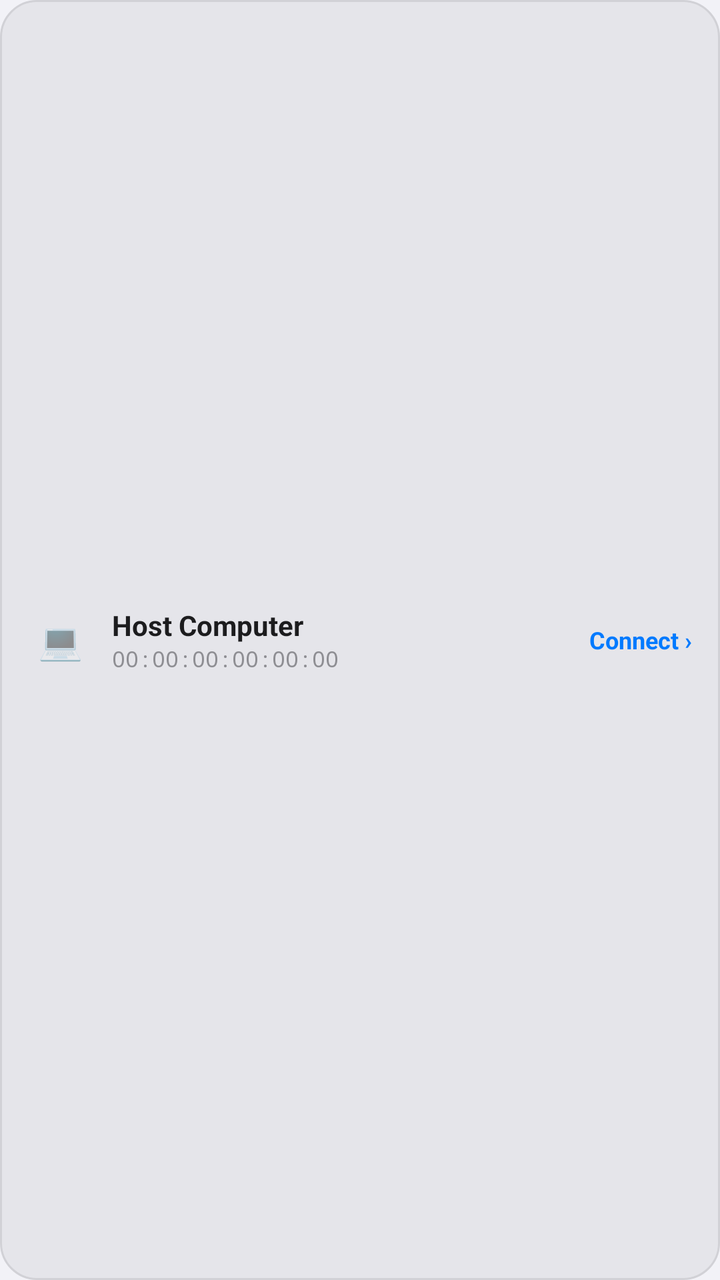
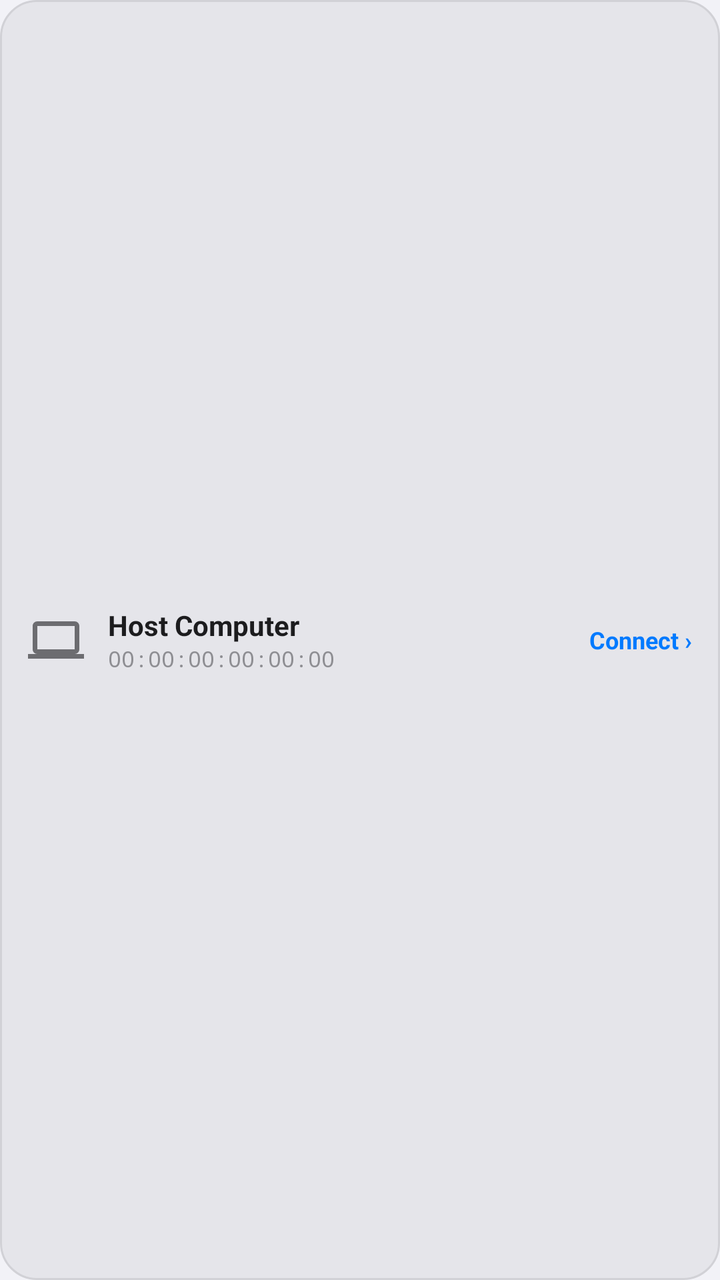

Compare the two renders of this Android layout. The source of the first and the diff that turns it into the second are given below.
<!-- AndroidManifest.xml: application theme Theme.AirControl -->
<!-- res/layout/item_paired_device.xml -->
<?xml version="1.0" encoding="utf-8"?>
<LinearLayout xmlns:android="http://schemas.android.com/apk/res/android"
    android:id="@+id/rowDeviceRoot"
    android:layout_width="match_parent"
    android:layout_height="wrap_content"
    android:minHeight="58dp"
    android:orientation="horizontal"
    android:gravity="center_vertical"
    android:background="@drawable/bg_apple_btn_secondary"
    android:paddingHorizontal="14dp"
    android:paddingVertical="10dp"
    android:layout_marginBottom="8dp"
    android:clickable="true"
    android:focusable="true">

    
    <TextView
        android:id="@+id/tvDeviceIcon"
        android:layout_width="32dp"
        android:layout_height="32dp"
        android:gravity="center"
        android:text="💻"
        android:textSize="18sp"
        android:layout_marginEnd="10dp" />

    
    <LinearLayout
        android:layout_width="0dp"
        android:layout_height="wrap_content"
        android:layout_weight="1"
        android:orientation="vertical">

        <TextView
            android:id="@+id/tvDeviceName"
            android:layout_width="wrap_content"
            android:layout_height="wrap_content"
            android:text="Host Computer"
            android:textColor="@color/apple_text_primary"
            android:textSize="14sp"
            android:textStyle="bold" />

        <TextView
            android:id="@+id/tvDeviceMac"
            android:layout_width="wrap_content"
            android:layout_height="wrap_content"
            android:text="00:00:00:00:00:00"
            android:textColor="@color/apple_text_tertiary"
            android:fontFamily="monospace"
            android:textSize="11sp" />
    </LinearLayout>

    
    <TextView
        android:id="@+id/tvDeviceStatusBadge"
        android:layout_width="wrap_content"
        android:layout_height="wrap_content"
        android:text="Connect ›"
        android:textColor="@color/apple_blue"
        android:textSize="12sp"
        android:textStyle="bold"
        android:paddingStart="8dp" />

</LinearLayout>
<!-- resources referenced by this layout -->
<resources>
  <color name="apple_blue">#007AFF</color>
  <color name="apple_text_primary">#1C1C1E</color>
  <color name="apple_text_tertiary">#8E8E93</color>
  <!-- drawable bg_apple_btn_secondary (drawable) -->
  <?xml version="1.0" encoding="utf-8"?>
  <ripple xmlns:android="http://schemas.android.com/apk/res/android"
      android:color="#26FFFFFF">
      <item>
          <shape android:shape="rectangle">
              <solid android:color="@color/apple_elevated_2" />
              <corners android:radius="18dp" />
              <stroke
                  android:width="1dp"
                  android:color="@color/apple_hairline" />
          </shape>
      </item>
  </ripple>
  <style name="Theme.AirControl" parent="Theme.MaterialComponents.DayNight.NoActionBar">
          <item name="colorPrimary">@color/apple_blue</item>
          <item name="colorPrimaryVariant">@color/apple_blue</item>
          <item name="colorOnPrimary">@color/apple_canvas</item>
          <item name="colorSecondary">@color/apple_amber</item>
          <item name="colorSecondaryVariant">@color/apple_amber</item>
          <item name="colorOnSecondary">@color/apple_canvas</item>
          <item name="android:statusBarColor">@color/apple_canvas</item>
          <item name="android:navigationBarColor">@color/apple_canvas</item>
          <item name="android:windowBackground">@color/apple_canvas</item>
          <item name="android:windowLightStatusBar" tools:targetApi="m">true</item>
          <item name="materialButtonStyle">@style/AppleMaterialButton</item>
      </style>
  <color name="apple_elevated_2">#E5E5EA</color>
  <color name="apple_hairline">#D1D1D6</color>
  <color name="apple_canvas">#F2F2F7</color>
  <color name="apple_amber">#FF9500</color>
  <style name="AppleMaterialButton" parent="Widget.MaterialComponents.Button">
          <item name="backgroundTint">@null</item>
          <item name="android:insetTop">0dp</item>
          <item name="android:insetBottom">0dp</item>
          <item name="android:minWidth">0dp</item>
          <item name="android:minHeight">0dp</item>
          <item name="android:paddingLeft">4dp</item>
          <item name="android:paddingRight">4dp</item>
          <item name="android:paddingTop">2dp</item>
          <item name="android:paddingBottom">2dp</item>
          <item name="android:stateListAnimator">@null</item>
          <item name="android:textAllCaps">false</item>
      </style>
</resources>

<!-- the commit's change to res/layout/item_paired_device.xml (unified diff, before → after) -->
@@ -14,14 +14,14 @@
     android:focusable="true">
 
     
-    <TextView
-        android:id="@+id/tvDeviceIcon"
-        android:layout_width="32dp"
-        android:layout_height="32dp"
-        android:gravity="center"
-        android:text="💻"
-        android:textSize="18sp"
-        android:layout_marginEnd="10dp" />
+    <ImageView
+        android:id="@+id/ivDeviceIcon"
+        android:layout_width="28dp"
+        android:layout_height="28dp"
+        android:src="@drawable/ic_laptop"
+        android:tint="@color/apple_text_secondary"
+        android:layout_marginEnd="12dp"
+        android:contentDescription="Device" />
 
     
     <LinearLayout
<!-- resource entries referenced after the edit -->
@@ -2,6 +2,7 @@
 <resources>
   <color name="apple_blue">#007AFF</color>
   <color name="apple_text_primary">#1C1C1E</color>
+  <color name="apple_text_secondary">#6C6C70</color>
   <color name="apple_text_tertiary">#8E8E93</color>
   <!-- drawable bg_apple_btn_secondary (drawable) -->
   <?xml version="1.0" encoding="utf-8"?>
@@ -17,6 +18,16 @@
           </shape>
       </item>
   </ripple>
+  <!-- drawable ic_laptop (drawable) -->
+  <vector xmlns:android="http://schemas.android.com/apk/res/android"
+      android:width="24dp"
+      android:height="24dp"
+      android:viewportWidth="24"
+      android:viewportHeight="24">
+      <path
+          android:fillColor="@color/apple_text_secondary"
+          android:pathData="M20,18c1.1,0 2,-0.9 2,-2V6c0,-1.1 -0.9,-2 -2,-2H4C2.9,4 2,4.9 2,6v10c0,1.1 0.9,2 2,2H0v2h24v-2h-4zM4,6h16v10H4V6z"/>
+  </vector>
   <style name="Theme.AirControl" parent="Theme.MaterialComponents.DayNight.NoActionBar">
           <item name="colorPrimary">@color/apple_blue</item>
           <item name="colorPrimaryVariant">@color/apple_blue</item>
